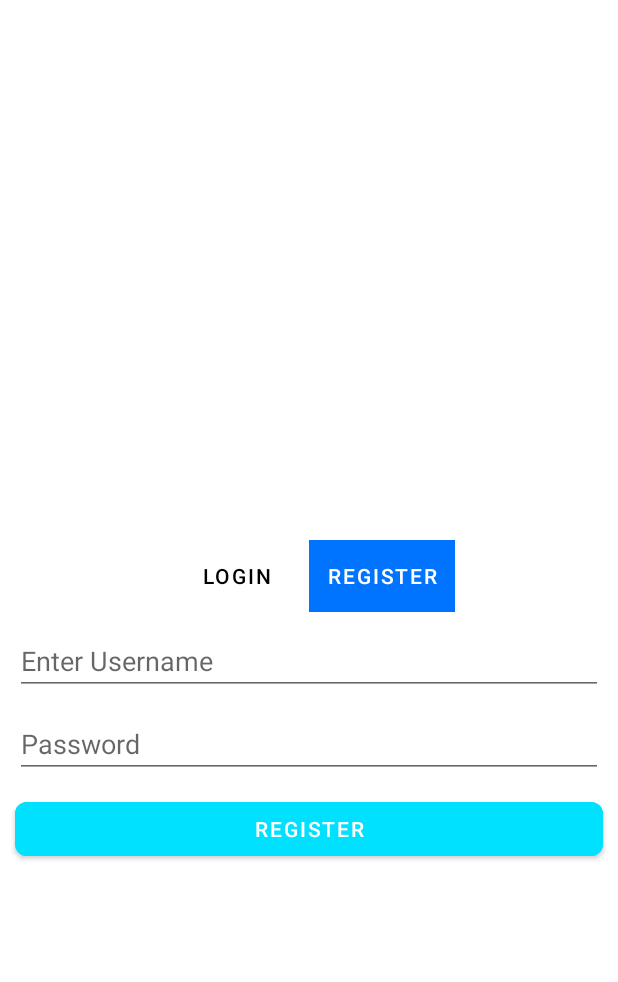
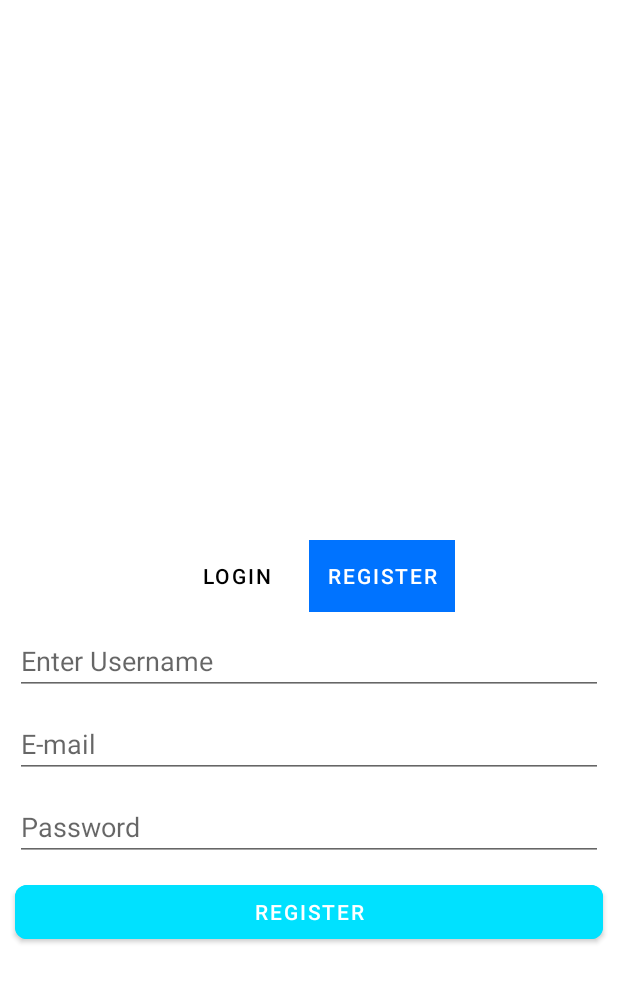
Before and after one commit to edoo37/Yapacaklarim, an Android app: the screen it shows after launch (MainActivity), tab 2 chosen, on a phone screen of 412 x 824 dp. Shown: the top 982 px of the screen. Run offline under Robolectric (Android 15) with nearby library versions, the phone set to English and light mode, and no system bars; our stand-ins replace Dagger/Hilt's generated code, Firebase (no records; nobody signed in at launch, a user with empty details on screens opened directly); libraries missing offline, so code that uses them is left out: com.orhanobut.hawk; 3 statements that could not run were skipped.

Commit message:
Firebase Login- Register Database

```diff
--- a/app/src/main/java/com/yasinsenel/yapacaklarm/adapter/TablayoutAdapter.kt
+++ b/app/src/main/java/com/yasinsenel/yapacaklarm/adapter/TablayoutAdapter.kt
@@ -20,7 +20,7 @@ class TablayoutAdapter(fm : FragmentActivity, var totalTabs : Int) : FragmentSta
                 RegisterFragment()
             }
             else->{
-                LoginFragment()
+                RegisterFragment()
             }
         }
     }
--- a/app/src/main/java/com/yasinsenel/yapacaklarm/adapter/TodoAdapter.kt
+++ b/app/src/main/java/com/yasinsenel/yapacaklarm/adapter/TodoAdapter.kt
@@ -24,7 +24,7 @@ import dagger.hilt.android.AndroidEntryPoint
 class TodoAdapter(private val mainFragmentViewModel: MainFragmentViewModel,private val removeitem: removeItem) : RecyclerView.Adapter<TodoAdapter.Holder>() {
     private lateinit var binding : ItemsLayoutBinding
     private var itemList : MutableList<TodoData> = mutableListOf()
-    private var deneme : ArrayList<String> = arrayListOf()
+
 
     interface removeItem{
         fun deleteItem(position: Int)
--- /dev/null
+++ b/app/src/main/java/com/yasinsenel/yapacaklarm/model/RegisterDataModel.kt
@@ -0,0 +1,5 @@
+package com.yasinsenel.yapacaklarm.model
+
+data class RegisterDataModel(val username: String? = null,
+                             val email: String? = null,
+                             val password : String? = null,)
--- a/app/src/main/java/com/yasinsenel/yapacaklarm/view/fragment/LoginFragment.kt
+++ b/app/src/main/java/com/yasinsenel/yapacaklarm/view/fragment/LoginFragment.kt
@@ -5,56 +5,47 @@ import androidx.fragment.app.Fragment
 import android.view.LayoutInflater
 import android.view.View
 import android.view.ViewGroup
+import android.widget.Toast
+import androidx.navigation.Navigation
+import com.google.firebase.auth.FirebaseAuth
+import com.google.firebase.auth.ktx.auth
+import com.google.firebase.ktx.Firebase
 import com.yasinsenel.yapacaklarm.R
+import com.yasinsenel.yapacaklarm.databinding.FragmentLoginBinding
 
-// TODO: Rename parameter arguments, choose names that match
-// the fragment initialization parameters, e.g. ARG_ITEM_NUMBER
-private const val ARG_PARAM1 = "param1"
-private const val ARG_PARAM2 = "param2"
 
-/**
- * A simple [Fragment] subclass.
- * Use the [LoginFragment.newInstance] factory method to
- * create an instance of this fragment.
- */
 class LoginFragment : Fragment() {
-    // TODO: Rename and change types of parameters
-    private var param1: String? = null
-    private var param2: String? = null
-
+    private lateinit var binding : FragmentLoginBinding
+    private lateinit var auth : FirebaseAuth
     override fun onCreate(savedInstanceState: Bundle?) {
         super.onCreate(savedInstanceState)
-        arguments?.let {
-            param1 = it.getString(ARG_PARAM1)
-            param2 = it.getString(ARG_PARAM2)
-        }
+        auth = Firebase.auth
     }
 
     override fun onCreateView(
         inflater: LayoutInflater, container: ViewGroup?,
         savedInstanceState: Bundle?
     ): View? {
-        // Inflate the layout for this fragment
-        return inflater.inflate(R.layout.fragment_login, container, false)
+        binding = FragmentLoginBinding.inflate(inflater,container,false)
+        return binding.root
     }
 
-    companion object {
-        /**
-         * Use this factory method to create a new instance of
-         * this fragment using the provided parameters.
-         *
-         * @param param1 Parameter 1.
-         * @param param2 Parameter 2.
-         * @return A new instance of fragment LoginFragment.
-         */
-        // TODO: Rename and change types and number of parameters
-        @JvmStatic
-        fun newInstance(param1: String, param2: String) =
-            LoginFragment().apply {
-                arguments = Bundle().apply {
-                    putString(ARG_PARAM1, param1)
-                    putString(ARG_PARAM2, param2)
+    override fun onViewCreated(view: View, savedInstanceState: Bundle?) {
+        super.onViewCreated(view, savedInstanceState)
+        binding.apply {
+            btnConfirm.setOnClickListener {
+                auth.signInWithEmailAndPassword(binding.edtUsername.text.toString(),binding.edtPassword.text.toString()).addOnCompleteListener {
+                    if(it.isSuccessful){
+                        val user = auth.currentUser
+                        if(user!!.isEmailVerified){
+                            Navigation.findNavController(requireView()).navigate(R.id.action_loginRegisterFragment_to_mainFragment)
+                        }
+                        else{
+                            Toast.makeText(requireContext(),"E-mail'i doğrulayın.",Toast.LENGTH_SHORT).show()
+                        }
+                    }
                 }
             }
+        }
     }
 }
--- a/app/src/main/java/com/yasinsenel/yapacaklarm/view/fragment/LoginRegisterFragment.kt
+++ b/app/src/main/java/com/yasinsenel/yapacaklarm/view/fragment/LoginRegisterFragment.kt
@@ -1,26 +1,40 @@
 package com.yasinsenel.yapacaklarm.view.fragment
 
+import android.content.Context
 import android.os.Bundle
-import androidx.fragment.app.Fragment
 import android.view.LayoutInflater
 import android.view.View
 import android.view.ViewGroup
+import android.widget.Toast
+import androidx.fragment.app.Fragment
 import com.google.android.material.tabs.TabLayoutMediator
+import com.google.firebase.auth.FirebaseAuth
+import com.google.firebase.auth.ktx.auth
+import com.google.firebase.database.DataSnapshot
+import com.google.firebase.database.DatabaseError
+import com.google.firebase.database.ValueEventListener
+import com.google.firebase.database.ktx.database
+import com.google.firebase.ktx.Firebase
+import com.yasinsenel.yapacaklarm.MainActivity
 import com.yasinsenel.yapacaklarm.adapter.TablayoutAdapter
 import com.yasinsenel.yapacaklarm.databinding.FragmentLoginRegisterBinding
 
 
 class LoginRegisterFragment : Fragment() {
-    private lateinit var binding : FragmentLoginRegisterBinding
+    private lateinit var binding: FragmentLoginRegisterBinding
+    private lateinit var auth: FirebaseAuth
     override fun onCreate(savedInstanceState: Bundle?) {
         super.onCreate(savedInstanceState)
+        auth = Firebase.auth
 
     }
 
-    override fun onCreateView(inflater: LayoutInflater, container: ViewGroup?,
-                              savedInstanceState: Bundle?): View? {
+    override fun onCreateView(
+        inflater: LayoutInflater, container: ViewGroup?,
+        savedInstanceState: Bundle?
+    ): View? {
         // Inflate the layout for this fragment
-        binding = FragmentLoginRegisterBinding.inflate(inflater,container,false)
+        binding = FragmentLoginRegisterBinding.inflate(inflater, container, false)
         return binding.root
 
 
@@ -28,16 +42,30 @@ class LoginRegisterFragment : Fragment() {
 
     override fun onViewCreated(view: View, savedInstanceState: Bundle?) {
         super.onViewCreated(view, savedInstanceState)
-        val tabArrayList = arrayOf("Login","Register")
-        val adapter = TablayoutAdapter(requireActivity(),tabArrayList.size)
+        setAdapter()
+        val database = Firebase.database.reference
+
+
+    }
+
+    override fun onStart() {
+        super.onStart()
+        val currentUser = auth.currentUser
+        /*if(currentUser != null){
+            Navigation.findNavController(requireView()).navigate(R.id.action_loginRegisterFragment_to_mainFragment)
+        }*/
+    }
+
+    fun setAdapter() {
+        val tabArrayList = arrayOf("Login", "Register")
+        val adapter = TablayoutAdapter(requireActivity(), tabArrayList.size)
         binding.apply {
             viewPager.adapter = adapter
 
-            TabLayoutMediator(tabLayout,viewPager){tab,position->
+            TabLayoutMediator(tabLayout, viewPager) { tab, position ->
                 tab.text = tabArrayList[position]
             }.attach()
         }
-
     }
 
 }
--- a/app/src/main/java/com/yasinsenel/yapacaklarm/view/fragment/RegisterFragment.kt
+++ b/app/src/main/java/com/yasinsenel/yapacaklarm/view/fragment/RegisterFragment.kt
@@ -1,60 +1,78 @@
 package com.yasinsenel.yapacaklarm.view.fragment
 
+
 import android.os.Bundle
-import androidx.fragment.app.Fragment
 import android.view.LayoutInflater
 import android.view.View
 import android.view.ViewGroup
+import android.widget.Toast
+import androidx.core.view.get
+import androidx.fragment.app.Fragment
+import androidx.viewpager.widget.ViewPager
+import androidx.viewpager2.widget.ViewPager2
+import com.google.firebase.auth.FirebaseAuth
+import com.google.firebase.auth.ktx.auth
+import com.google.firebase.database.DatabaseReference
+import com.google.firebase.database.ktx.database
+import com.google.firebase.ktx.Firebase
 import com.yasinsenel.yapacaklarm.R
+import com.yasinsenel.yapacaklarm.databinding.FragmentRegisterBinding
+import com.yasinsenel.yapacaklarm.model.RegisterDataModel
 
-// TODO: Rename parameter arguments, choose names that match
-// the fragment initialization parameters, e.g. ARG_ITEM_NUMBER
-private const val ARG_PARAM1 = "param1"
-private const val ARG_PARAM2 = "param2"
 
-/**
- * A simple [Fragment] subclass.
- * Use the [RegisterFragment.newInstance] factory method to
- * create an instance of this fragment.
- */
-class RegisterFragment : Fragment() {
-    // TODO: Rename and change types of parameters
-    private var param1: String? = null
-    private var param2: String? = null
+class RegisterFragment() : Fragment(){
+
+    private lateinit var auth : FirebaseAuth
+    private lateinit var binding : FragmentRegisterBinding
+    private lateinit var database: DatabaseReference
 
     override fun onCreate(savedInstanceState: Bundle?) {
         super.onCreate(savedInstanceState)
-        arguments?.let {
-            param1 = it.getString(ARG_PARAM1)
-            param2 = it.getString(ARG_PARAM2)
-        }
+        auth = Firebase.auth
+        database = Firebase.database.reference
+
     }
 
     override fun onCreateView(
         inflater: LayoutInflater, container: ViewGroup?,
         savedInstanceState: Bundle?
     ): View? {
-        // Inflate the layout for this fragment
-        return inflater.inflate(R.layout.fragment_register, container, false)
+        binding = FragmentRegisterBinding.inflate(inflater,container,false)
+        return binding.root
     }
 
-    companion object {
-        /**
-         * Use this factory method to create a new instance of
-         * this fragment using the provided parameters.
-         *
-         * @param param1 Parameter 1.
-         * @param param2 Parameter 2.
-         * @return A new instance of fragment RegisterFragment.
-         */
-        // TODO: Rename and change types and number of parameters
-        @JvmStatic
-        fun newInstance(param1: String, param2: String) =
-            RegisterFragment().apply {
-                arguments = Bundle().apply {
-                    putString(ARG_PARAM1, param1)
-                    putString(ARG_PARAM2, param2)
-                }
+    override fun onViewCreated(view: View, savedInstanceState: Bundle?) {
+        super.onViewCreated(view, savedInstanceState)
+        binding.apply {
+            btnConfirm.setOnClickListener {
+                writeNewUser(binding.edtUsername.text.toString(),binding.edtEmail.text.toString(),binding.edtPassword.text.toString())
+               /* auth.createUserWithEmailAndPassword(binding.edtUsername.text.toString(),binding.edtPassword.text.toString())
+                    .addOnCompleteListener {
+                        if(it.isSuccessful){
+                            val user = auth.currentUser
+                            user?.sendEmailVerification()?.addOnCompleteListener {
+                                if(it.isSuccessful){
+                                    Toast.makeText(requireContext(),"E-Mail Doğrulayın.",Toast.LENGTH_SHORT).show()
+                                    writeNewUser(binding.edtUsername.text.toString(),binding.edtEmail.text.toString(),binding.edtPassword.text.toString())
+                                    val tabs = activity?.findViewById<ViewPager2>(R.id.viewPager)
+                                    tabs?.currentItem = 0
+                                }
+                            }
+
+                        }
+                        else{
+                            Toast.makeText(requireContext(),it.exception.toString(),Toast.LENGTH_SHORT).show()
+                        }
+                    }*/
             }
+        }
+
     }
+
+    fun writeNewUser(name: String, email: String, password : String) {
+        val user = RegisterDataModel(name,email)
+        val key = database.child("posts").push().key!!
+        database.child("users").child(key).setValue(user)
+    }
+
 }
--- a/app/src/main/java/com/yasinsenel/yapacaklarm/view/fragment/SplashFragment.kt
+++ b/app/src/main/java/com/yasinsenel/yapacaklarm/view/fragment/SplashFragment.kt
@@ -24,7 +24,7 @@ class SplashFragment : Fragment() {
     ): View? {
 
         Handler(Looper.getMainLooper()!!).postDelayed({
-            findNavController().navigate(R.id.action_splashFragment_to_loginRegisterFragment)
+            findNavController().navigate(R.id.action_splashFragment_to_loginRegisterFragment2)
         },2300)
 
         binding = FragmentSplashBinding.inflate(inflater,container,false)
--- a/app/src/main/res/layout/fragment_login.xml
+++ b/app/src/main/res/layout/fragment_login.xml
@@ -28,6 +28,7 @@
 
 
     <com.google.android.material.button.MaterialButton
+        android:id="@+id/btn_confirm"
         android:layout_width="match_parent"
         android:layout_height="wrap_content"
         android:layout_marginHorizontal="8dp"
--- a/app/src/main/res/layout/fragment_register.xml
+++ b/app/src/main/res/layout/fragment_register.xml
@@ -17,6 +17,17 @@
         app:layout_constraintTop_toTopOf="parent" />
 
     <EditText
+        android:id="@+id/edt_email"
+        android:layout_width="match_parent"
+        android:layout_height="wrap_content"
+        android:layout_margin="10dp"
+        android:hint="E-mail"
+        app:layout_constraintEnd_toEndOf="parent"
+        app:layout_constraintStart_toStartOf="parent"
+        app:layout_constraintTop_toBottomOf="@+id/edt_username" />
+
+
+    <EditText
         android:id="@+id/edt_password"
         android:layout_width="match_parent"
         android:layout_height="wrap_content"
@@ -24,10 +35,11 @@
         android:hint="Password"
         app:layout_constraintEnd_toEndOf="parent"
         app:layout_constraintStart_toStartOf="parent"
-        app:layout_constraintTop_toBottomOf="@+id/edt_username" />
+        app:layout_constraintTop_toBottomOf="@+id/edt_email" />
 
 
     <com.google.android.material.button.MaterialButton
+        android:id="@+id/btn_confirm"
         android:layout_width="match_parent"
         android:layout_height="wrap_content"
         android:layout_marginHorizontal="8dp"
--- a/app/src/main/res/navigation/nav_menu.xml
+++ b/app/src/main/res/navigation/nav_menu.xml
@@ -68,12 +68,19 @@
         android:label="fragment_splash"
         tools:layout="@layout/fragment_splash" >
         <action
-            android:id="@+id/action_splashFragment_to_loginRegisterFragment"
+            android:id="@+id/action_splashFragment_to_loginRegisterFragment2"
             app:destination="@id/loginRegisterFragment" />
     </fragment>
     <fragment
         android:id="@+id/loginRegisterFragment"
         android:name="com.yasinsenel.yapacaklarm.view.fragment.LoginRegisterFragment"
         android:label="fragment_login_register"
-        tools:layout="@layout/fragment_login_register" />
+        tools:layout="@layout/fragment_login_register" >
+        <action
+            android:id="@+id/action_loginRegisterFragment_to_mainFragment"
+            app:destination="@id/mainFragment" />
+        <action
+            android:id="@+id/action_loginRegisterFragment_self"
+            app:destination="@id/loginRegisterFragment" />
+    </fragment>
 </navigation>
```
Also changed, not shown: app/build.gradle (+9 -0 lines), app/src/main/java/com/yasinsenel/yapacaklarm/MainActivity.kt (+7 -0 lines), app/src/main/java/com/yasinsenel/yapacaklarm/view/fragment/MainFragment.kt (+20 -3 lines), app/src/main/res/layout/fragment_main.xml (+17 -0 lines), build.gradle (+11 -0 lines), 1 other file.
